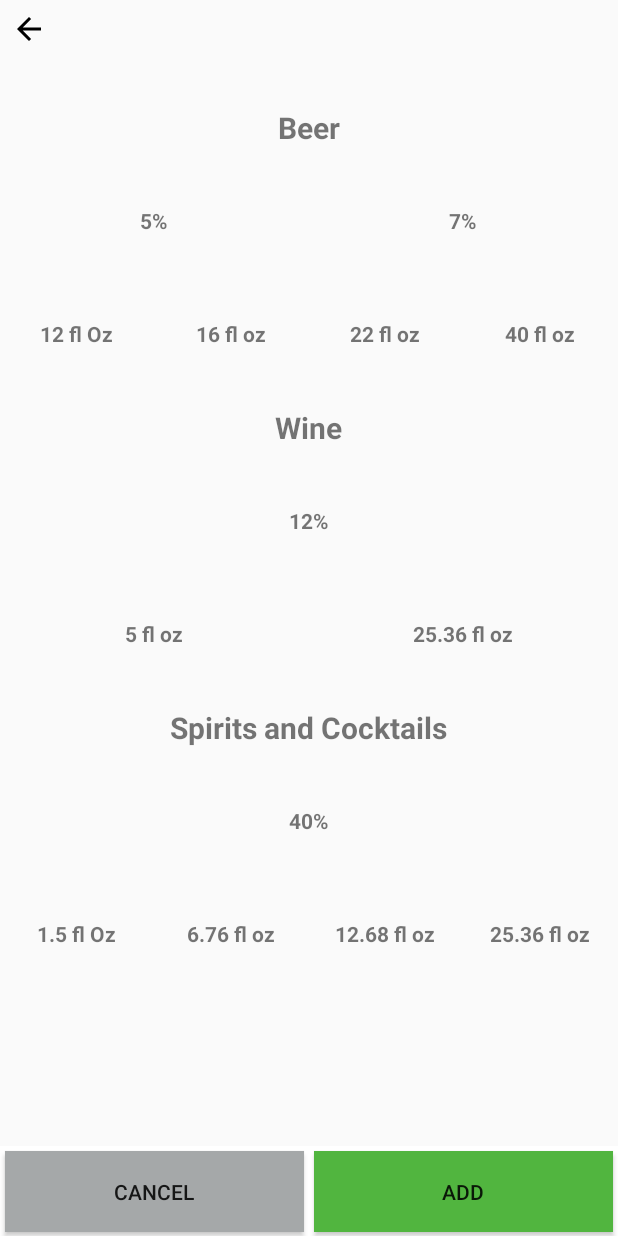
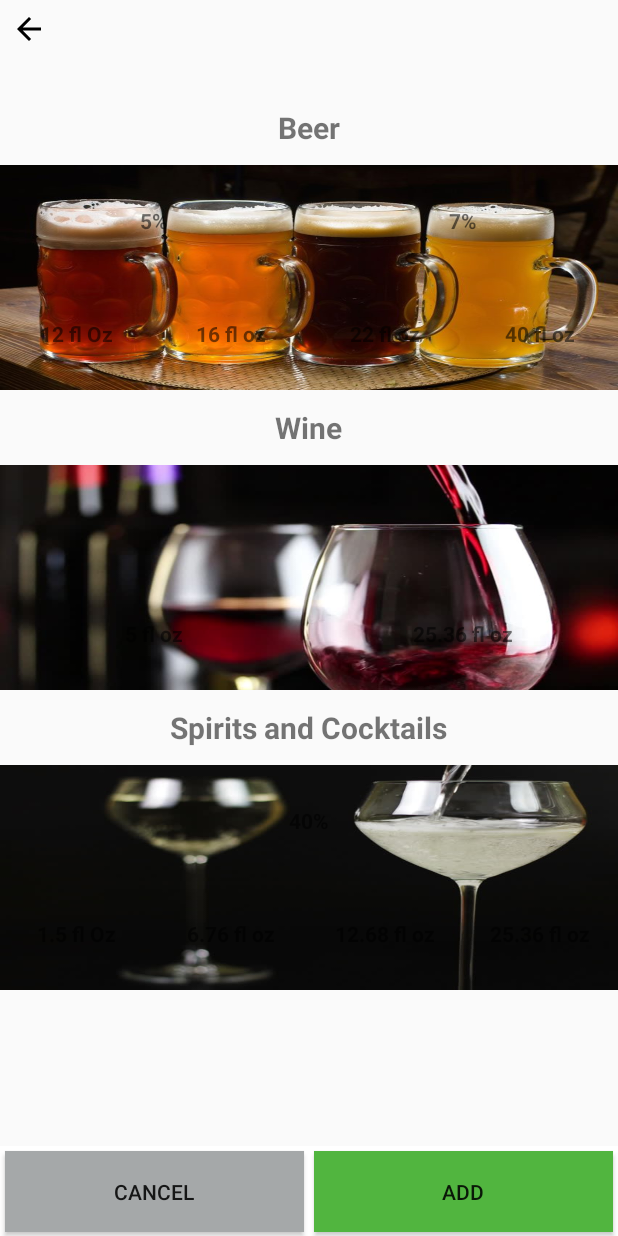
Before and after one commit to monishaMaryMathew/Sloshed, an Android app: the layout fragment_drink_selection.xml on its own in the app's theme, with its tools: preview values and no code run, on a phone screen of 412 x 824 dp. Run offline under Robolectric (Android 15) with nearby library versions, the phone set to English and light mode, and no system bars.

Commit message:
cab Fragment commit 2

```diff
--- a/app/src/main/res/layout/fragment_drink_selection.xml
+++ b/app/src/main/res/layout/fragment_drink_selection.xml
@@ -20,7 +20,9 @@
                 android:layout_height="wrap_content"
                 android:layout_gravity="start|left"
                 android:layout_margin="7dp"
-                android:src="@drawable/ic_arrow_back_black_24dp" />
+                android:src="@drawable/ic_arrow_back_black_24dp"
+                />
+
         </RelativeLayout>
 
         <ScrollView
@@ -52,6 +54,25 @@
                             android:text="Beer"
                             android:textSize="20sp"
                             android:textStyle="bold" />
+
+                        <RelativeLayout
+                            android:id="@+id/wine_12_percent"
+                            android:layout_width="0dp"
+                            android:layout_height="match_parent"
+                            android:layout_alignParentBottom="true"
+                            android:layout_alignParentEnd="true"
+                            android:layout_marginEnd="18dp"
+                            android:layout_weight="1">
+
+                            <TextView
+                                android:layout_width="wrap_content"
+                                android:layout_height="wrap_content"
+                                android:layout_centerInParent="true"
+                                android:text="12%"
+                                android:textSize="14sp"
+                                android:textStyle="bold" />
+                        </RelativeLayout>
+
                     </RelativeLayout>
 
                     <LinearLayout
@@ -59,7 +80,8 @@
                         android:layout_width="match_parent"
                         android:layout_height="0dp"
                         android:orientation="vertical"
-                        android:layout_weight="3">
+                        android:layout_weight="3"
+                        android:background="@drawable/beer2">
 
                         <LinearLayout
                             android:id="@+id/beer_percentage_layout"
@@ -72,7 +94,8 @@
                                 android:id="@+id/beer_5_percent"
                                 android:layout_width="0dp"
                                 android:layout_height="match_parent"
-                                android:layout_weight="1">
+                                android:layout_weight="1"
+                                >
 
                                 <TextView
                                     android:layout_width="wrap_content"
@@ -196,7 +219,8 @@
                         android:layout_width="match_parent"
                         android:layout_height="0dp"
                         android:orientation="vertical"
-                        android:layout_weight="3">
+                        android:layout_weight="3"
+                        android:background="@drawable/wine">
 
                         <LinearLayout
                             android:id="@+id/wine_percentage_layout"
@@ -205,20 +229,6 @@
                             android:layout_weight="1"
                             android:orientation="horizontal">
 
-                            <RelativeLayout
-                                android:id="@+id/wine_12_percent"
-                                android:layout_width="0dp"
-                                android:layout_height="match_parent"
-                                android:layout_weight="1">
-
-                                <TextView
-                                    android:layout_width="wrap_content"
-                                    android:layout_height="wrap_content"
-                                    android:text="12%"
-                                    android:textStyle="bold"
-                                    android:textSize="14sp"
-                                    android:layout_centerInParent="true" />
-                            </RelativeLayout>
                         </LinearLayout>
 
                         <LinearLayout
@@ -287,7 +297,8 @@
                         android:layout_width="match_parent"
                         android:layout_height="0dp"
                         android:orientation="vertical"
-                        android:layout_weight="3">
+                        android:layout_weight="3"
+                        android:background="@drawable/spirit">
 
                         <LinearLayout
                             android:id="@+id/spirits_percentage_layout"
```
